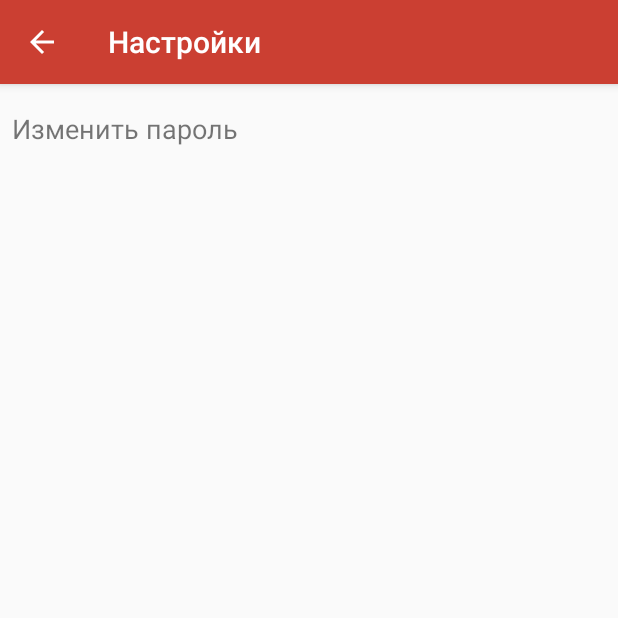
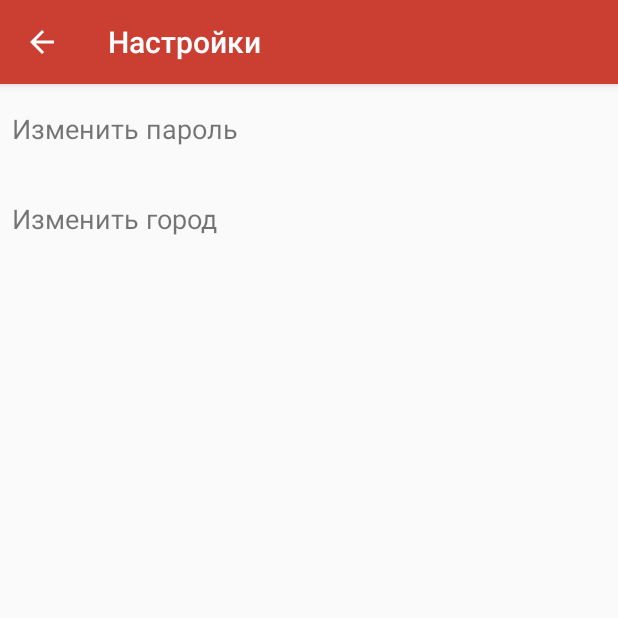
Before and after one commit to DolgushevEvgeny/WorkHub, an Android app: the SettingActivity screen opened directly, with no data from a screen before it, on a phone screen of 412 x 824 dp, the top half of it. Run offline under Robolectric (Android 15) with nearby library versions, the phone set to English and light mode, and no system bars.

Commit message:
Редизайн

```diff
--- a/WorkHub/app/src/main/res/layout/activity_change_password.xml
+++ b/WorkHub/app/src/main/res/layout/activity_change_password.xml
@@ -31,7 +31,8 @@
             <com.example.eugenedolgushev.workhub.MyViews.PasswordField
                 android:id="@+id/current_password_view"
                 android:layout_width="match_parent"
-                android:layout_height="wrap_content" />
+                android:layout_height="wrap_content"
+                android:inputType="textPassword"/>
 
             <TextView
                 android:id="@+id/current_password_view_error"
--- a/WorkHub/app/src/main/res/layout/content_setting.xml
+++ b/WorkHub/app/src/main/res/layout/content_setting.xml
@@ -29,6 +29,21 @@
 
         </LinearLayout>
 
+        <LinearLayout
+            android:id="@+id/change_city_view"
+            android:layout_width="match_parent"
+            android:layout_height="60dp"
+            android:paddingStart="8dp">
+
+            <TextView
+                android:layout_width="match_parent"
+                android:layout_height="match_parent"
+                android:text="Изменить город"
+                android:gravity="center|start"
+                android:textSize="18sp" />
+
+        </LinearLayout>
+
     </LinearLayout>
 
 </android.support.v4.widget.NestedScrollView>
```
